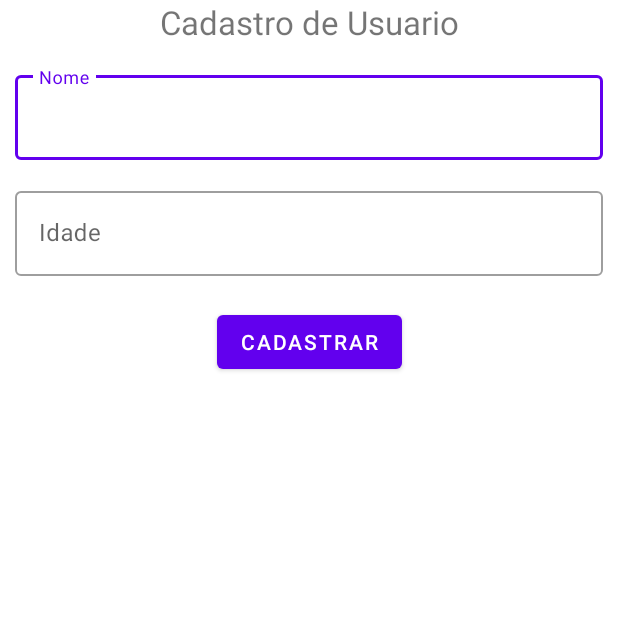
After one commit to GuilhermePalma/RecycleView, an Android app: the fragment NewUserFragment shown on its own in the app's theme, on a phone screen of 412 x 824 dp, the top half of it. The commit adds this screen. Run offline under Robolectric (Android 15) with nearby library versions, the phone set to English and light mode, and no system bars.

Commit message:
Criação do Fragment

```diff
--- /dev/null
+++ b/app/src/main/java/com/example/recyclerview/views/NewUserFragment.java
@@ -0,0 +1,79 @@
+package com.example.recyclerview.views;
+
+import android.os.Bundle;
+import android.view.LayoutInflater;
+import android.view.View;
+import android.view.ViewGroup;
+import android.widget.Button;
+import android.widget.Toast;
+
+import androidx.fragment.app.Fragment;
+
+import com.example.recyclerview.R;
+import com.example.recyclerview.controller.DataBaseHelper;
+import com.example.recyclerview.model.People;
+import com.google.android.material.textfield.TextInputEditText;
+
+import java.util.Objects;
+
+public class NewUserFragment extends Fragment {
+
+    private DataBaseHelper database;
+
+    // Contrutor da Classe
+    public NewUserFragment() {}
+
+    // Cria uma nova Instancia do Fragment
+    public static NewUserFragment newInstance() {
+        return new NewUserFragment();
+    }
+
+    @Override
+    public View onCreateView(LayoutInflater inflater, ViewGroup container,
+                             Bundle savedInstanceState) {
+
+        // Incia o Layout do Fragment
+        View view = inflater.inflate(R.layout.fragment_new_user, container, false);
+
+        database = new DataBaseHelper(view.getContext());
+
+        TextInputEditText input_name = view.findViewById(R.id.edit_name);
+        TextInputEditText input_age = view.findViewById(R.id.edit_age);
+
+        Button register = view.findViewById(R.id.btn_register);
+
+        // Clique no Botão "Cadastrar"
+        register.setOnClickListener(v -> {
+            int nextId = 0;
+            String name = "", age = "";
+
+            // Valida se o Banco de Dados é null
+            if (database != null){
+                nextId = database.nextId();
+
+                // Recupera os Dados se não forem Nulos
+                name = Objects.requireNonNull(input_name.getText()).toString();
+                age = Objects.requireNonNull(input_age.getText()).toString();
+
+            } else{
+                // Caso o Banco de Dados seja Nulo
+                Toast.makeText(view.getContext(), R.string.error_database,
+                        Toast.LENGTH_SHORT).show();
+            }
+
+            // TODO IMPLEMENTAR REGEX P/ VALIDAR OS CAMPOS
+            // Tratamento dos Campos
+            if (name.equals("")){
+                input_name.setError(getString(R.string.error_input, "Nome"));
+            } else if(age.equals("")){
+                input_age.setError(getString(R.string.error_input, "Idade"));
+            } else{
+                People people = new People(nextId, name, Integer.parseInt(age));
+                database.insertPeople(people);
+                database.close();
+            }
+        });
+
+        return view;
+    }
+}
--- /dev/null
+++ b/app/src/main/res/layout/fragment_new_user.xml
@@ -0,0 +1,64 @@
+<?xml version="1.0" encoding="utf-8"?>
+<androidx.constraintlayout.widget.ConstraintLayout xmlns:android="http://schemas.android.com/apk/res/android"
+    xmlns:tools="http://schemas.android.com/tools"
+    android:layout_width="match_parent"
+    android:layout_height="match_parent"
+    xmlns:app="http://schemas.android.com/apk/res-auto"
+    tools:context=".views.NewUserFragment">
+
+    <TextView
+        android:id="@+id/textView"
+        android:layout_width="wrap_content"
+        android:layout_height="wrap_content"
+        android:text="@string/title_fragment"
+        android:textSize="22sp"
+        app:layout_constraintEnd_toEndOf="parent"
+        app:layout_constraintStart_toStartOf="parent"
+        app:layout_constraintTop_toTopOf="parent" />
+
+    <com.google.android.material.textfield.TextInputLayout
+        android:id="@+id/layout_name"
+        style="@style/style_layoutEditText"
+        android:layout_width="match_parent"
+        android:layout_height="wrap_content"
+        app:layout_constraintEnd_toEndOf="parent"
+        app:layout_constraintStart_toStartOf="parent"
+        app:layout_constraintTop_toBottomOf="@+id/textView">
+
+        <com.google.android.material.textfield.TextInputEditText
+            android:id="@+id/edit_name"
+            android:layout_width="match_parent"
+            android:layout_height="wrap_content"
+            android:hint="@string/label_name"
+            android:inputType="text" />
+
+    </com.google.android.material.textfield.TextInputLayout>
+
+    <com.google.android.material.textfield.TextInputLayout
+        android:id="@+id/layout_age"
+        style="@style/style_layoutEditText"
+        android:layout_width="match_parent"
+        android:layout_height="wrap_content"
+        app:layout_constraintEnd_toEndOf="parent"
+        app:layout_constraintStart_toStartOf="parent"
+        app:layout_constraintTop_toBottomOf="@+id/layout_name">
+
+        <com.google.android.material.textfield.TextInputEditText
+            android:id="@+id/edit_age"
+            android:layout_width="match_parent"
+            android:layout_height="wrap_content"
+            android:hint="@string/label_age"
+            android:inputType="text"/>
+    </com.google.android.material.textfield.TextInputLayout>
+
+    <Button
+        android:id="@+id/btn_register"
+        android:layout_width="wrap_content"
+        android:layout_height="wrap_content"
+        android:layout_marginTop="20dp"
+        android:text="@string/button_fragment"
+        app:layout_constraintEnd_toEndOf="parent"
+        app:layout_constraintStart_toStartOf="parent"
+        app:layout_constraintTop_toBottomOf="@+id/layout_age" />
+
+</androidx.constraintlayout.widget.ConstraintLayout>
--- a/app/src/main/res/values/style.xml
+++ b/app/src/main/res/values/style.xml
@@ -1,7 +1,7 @@
 <?xml version="1.0" encoding="utf-8"?>
 <resources>
 
-    <style name="style_IconOnly" parent="Widget.MaterialComponents.Button">
+    <style name="style_iconOnly" parent="Widget.MaterialComponents.Button">
         <item name="iconPadding">0dp</item>
         <item name="android:paddingLeft">10dp</item>
         <item name="android:paddingRight">10dp</item>
@@ -10,4 +10,13 @@
         <item name="backgroundTint">@color/grey</item>
     </style>
 
+    <style name="style_layoutEditText"
+        parent="Widget.MaterialComponents.TextInputLayout.OutlinedBox">
+        <item name="android:layout_marginStart">10dp</item>
+        <item name="android:layout_marginLeft">10dp</item>
+        <item name="android:layout_marginTop">15dp</item>
+        <item name="android:layout_marginEnd">10dp</item>
+        <item name="android:layout_marginRight">10dp</item>
+    </style>
+
 </resources>
```
Also changed, not shown: app/src/main/res/values/strings.xml (+19 -6 lines).
